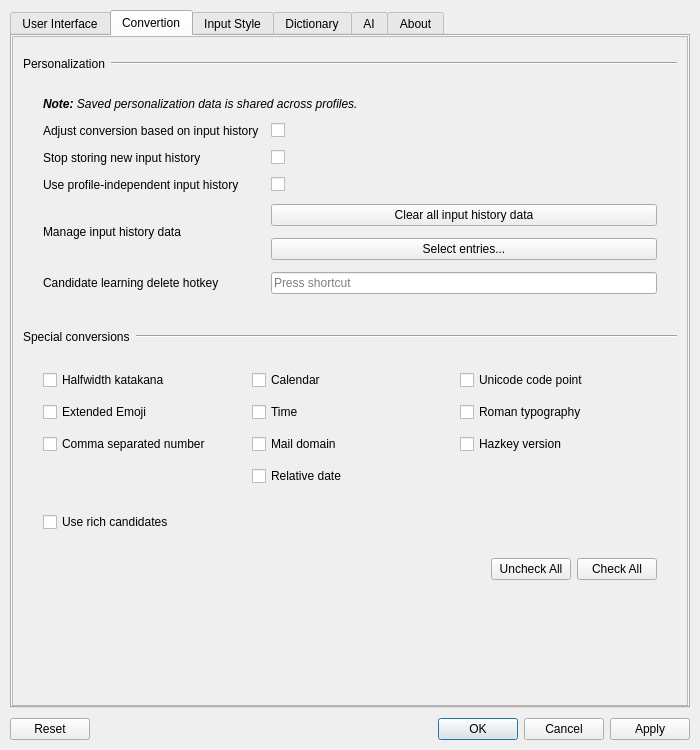
The window that hazkey-settings/mainwindow.ui (presire/hazkey-community) describes before a commit, drawn with Qt 5.
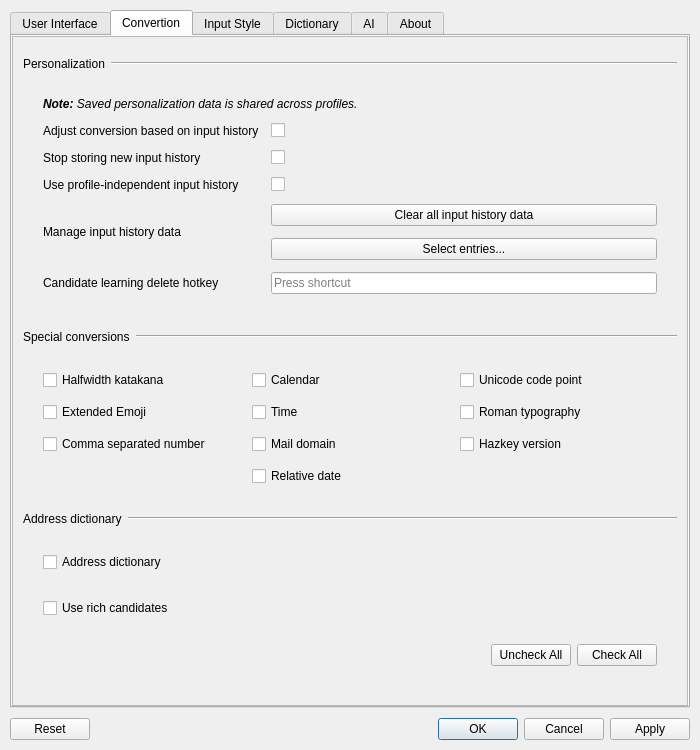
The same window after the commit. The open tabs and pages were chosen to show the change. Icons and pictures are not drawn.

Commit message: feat: bundle the address dictionary and warm up neural conversion

```diff
--- a/hazkey-settings/mainwindow.ui
+++ b/hazkey-settings/mainwindow.ui
@@ -724,6 +724,62 @@
               </item>
              </layout>
            </item>
+           <item>
+            <layout class="QHBoxLayout" name="addressDictionaryHeader">
+             <property name="topMargin">
+              <number>10</number>
+             </property>
+             <property name="bottomMargin">
+              <number>10</number>
+             </property>
+             <item>
+              <widget class="QLabel" name="addressDictionaryHeaderLabel">
+               <property name="text">
+                <string>Address dictionary</string>
+               </property>
+              </widget>
+             </item>
+             <item>
+              <widget class="Line" name="addressDictionaryHeaderLine">
+               <property name="sizePolicy">
+                <sizepolicy hsizetype="Expanding" vsizetype="Fixed">
+                 <horstretch>0</horstretch>
+                 <verstretch>0</verstretch>
+                </sizepolicy>
+               </property>
+               <property name="orientation">
+                <enum>Qt::Orientation::Horizontal</enum>
+               </property>
+              </widget>
+             </item>
+            </layout>
+           </item>
+           <item>
+            <layout class="QGridLayout" name="addressDictionaryGrid">
+             <property name="leftMargin">
+              <number>20</number>
+             </property>
+             <property name="topMargin">
+              <number>10</number>
+             </property>
+             <property name="rightMargin">
+              <number>20</number>
+             </property>
+             <property name="bottomMargin">
+              <number>10</number>
+             </property>
+             <property name="spacing">
+              <number>12</number>
+             </property>
+             <item row="0" column="0">
+              <widget class="QCheckBox" name="useAddressDict">
+               <property name="text">
+                <string>Address dictionary</string>
+               </property>
+              </widget>
+             </item>
+            </layout>
+           </item>
            <item>
             <layout class="QGridLayout" name="richCandidatesGrid">
              <property name="leftMargin">
```
The commit also changes 18 other files.
